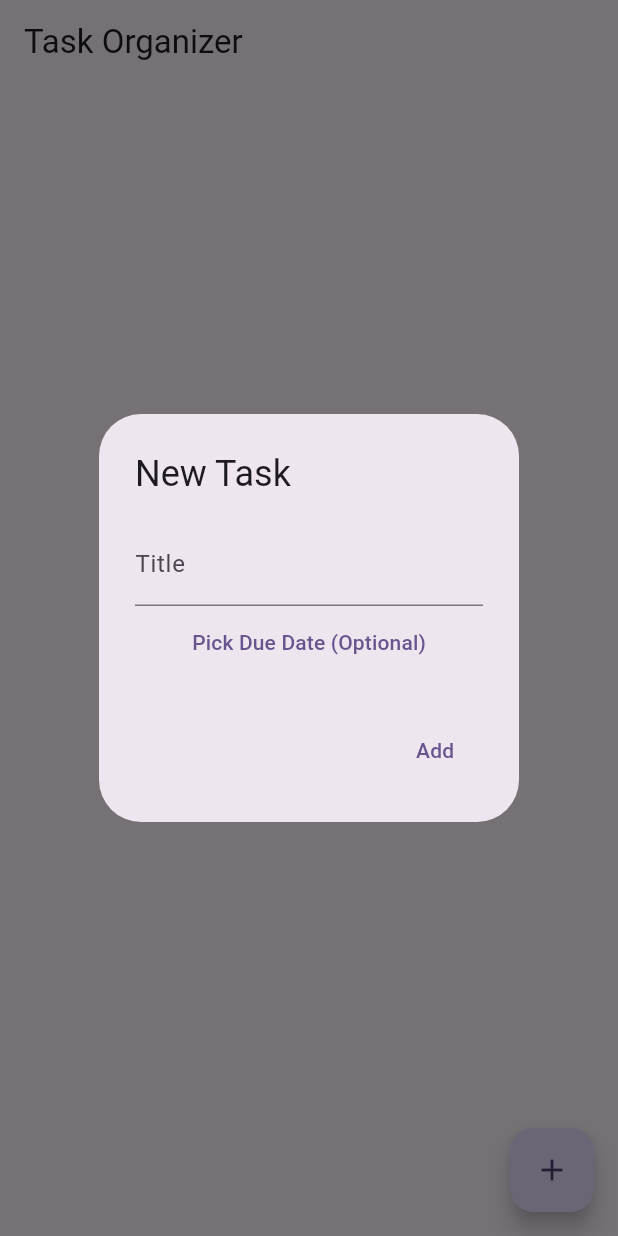
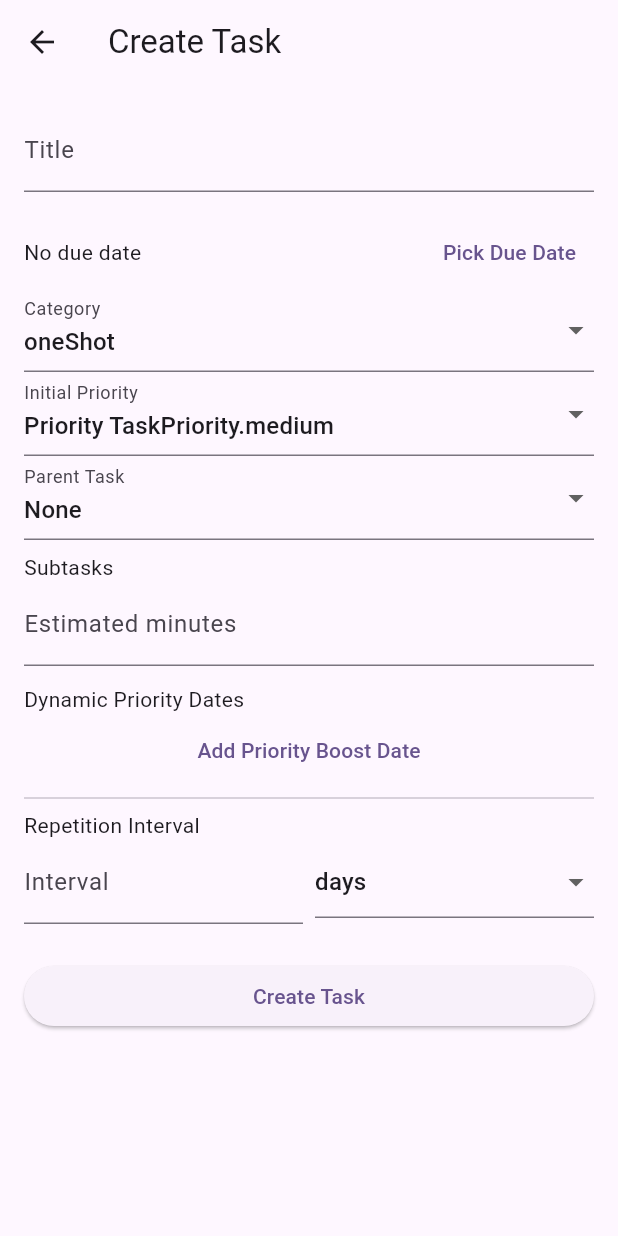
Before and after one commit to DimiJonas/organizationally, a Flutter app: the screen it shows after launch, after a tap on the "add" icon, on a phone screen of 412 x 824 dp. Run offline on Flutter 3.47's test engine with Material 3 defaults, Android fonts, the phone set to English and light mode, and no system bars; our stand-ins replace flutter_riverpod; missing offline and left inert: dart:ffi.

Commit message:
added task form and a lot of task fields

```diff
--- a/lib/task.dart
+++ b/lib/task.dart
@@ -1,11 +1,81 @@
+import 'dart:ffi';
+import 'package:uuid/uuid.dart';
+
+enum TaskCategory { repeated, oneShot, freetime }
+enum TaskPriority { low, medium, high }
+
 class Task {
   final String id;
   final String title;
   final DateTime? dueDate;
+  final TaskCategory category;
+  final TaskPriority priority;
+  final List<String> dependentTaskIds;  // tasks this task depends on
+  final String? parentTaskId;  // if this is a subtask
+  final int? estimatedTimeMinutes; // optional estimated time for task
+  final List<DateTime> dynamicPriorityChangeTimes; // when priority changes
+  final bool isCompleted;
+  final DateTime? completedAt;
+  final Duration? repeatInterval; // for repeated tasks
 
   Task({
     required this.id,
     required this.title,
     this.dueDate,
+    this.category = TaskCategory.oneShot,
+    this.priority = TaskPriority.medium,
+    this.dependentTaskIds = const [],
+    this.parentTaskId,
+    this.estimatedTimeMinutes,
+    this.dynamicPriorityChangeTimes = const [],
+    this.isCompleted = false,
+    this.completedAt,
+    this.repeatInterval,
   });
+
+  Task copyWith({
+    String? title,
+    DateTime? dueDate,
+    TaskCategory? category,
+    TaskPriority? priority,
+    List<String>? dependentTaskIds,
+    String? parentTaskId,
+    int? estimatedTimeMinutes,
+    List<DateTime>? dynamicPriorityChangeTimes,
+    bool? isCompleted,
+    DateTime? completedAt,
+    Duration? repeatInterval,
+  }) {
+    return Task(
+      id: id,
+      title: title ?? this.title,
+      dueDate: dueDate ?? this.dueDate,
+      category: category ?? this.category,
+      priority: priority ?? this.priority,
+      dependentTaskIds: dependentTaskIds ?? this.dependentTaskIds,
+      parentTaskId: parentTaskId ?? this.parentTaskId,
+      estimatedTimeMinutes: estimatedTimeMinutes ?? this.estimatedTimeMinutes,
+      dynamicPriorityChangeTimes:
+      dynamicPriorityChangeTimes ?? this.dynamicPriorityChangeTimes,
+      isCompleted: isCompleted ?? this.isCompleted,
+      completedAt: completedAt ?? this.completedAt,
+      repeatInterval: repeatInterval ?? this.repeatInterval,
+    );
+  }
+
+  Task createRepetition(){
+    // Handle repeated task logic
+
+    return Task(
+      id: const Uuid().v4(),
+      title: title,
+      category: category,
+      dueDate: DateTime.now().add(repeatInterval!),
+      repeatInterval: repeatInterval,
+      priority: priority,
+      estimatedTimeMinutes: estimatedTimeMinutes,
+    );
+    // TODO: handle update of parent and child tasks
+    // TODO: handle dynamicPriorityChangeTimes
+  }
 }
--- /dev/null
+++ b/lib/task_detail_screen.dart
@@ -0,0 +1,49 @@
+import 'package:flutter/material.dart';
+import 'package:flutter_riverpod/flutter_riverpod.dart';
+import 'package:organizationally/task_provider.dart';
+
+class TaskDetailScreen extends ConsumerWidget {
+  final String taskId;
+
+  TaskDetailScreen({required this.taskId, Key? key}) : super(key: key);
+
+  @override
+  Widget build(BuildContext context, WidgetRef ref) {
+    final task = ref.watch(taskProvider).firstWhere((t) => t.id == taskId);
+    final tasks = ref.watch(taskProvider);
+
+    final subtasks = tasks.where((t) => t.parentTaskId == task.id).toList();
+    final dependencies = tasks.where((t) => task.dependentTaskIds.contains(t.id)).toList();
+
+    return Scaffold(
+      appBar: AppBar(title: Text(task.title)),
+      body: ListView(
+        children: [
+          ListTile(title: Text('Category: ${task.category}')),
+          ListTile(title: Text('Priority: ${task.priority}')),
+          if (task.dueDate != null) ListTile(title: Text('Due: ${task.dueDate}')),
+          if (task.estimatedTimeMinutes != null)
+            ListTile(title: Text('Estimated time: ${task.estimatedTimeMinutes} min')),
+          Divider(),
+          Text('Subtasks'),
+          ...subtasks.map((sub) => ListTile(
+            title: Text(sub.title),
+            onTap: () => Navigator.push(
+              context,
+              MaterialPageRoute(builder: (_) => TaskDetailScreen(taskId: sub.id)),
+            ),
+          )),
+          Divider(),
+          Text('Dependencies'),
+          ...dependencies.map((dep) => ListTile(
+            title: Text(dep.title),
+            onTap: () => Navigator.push(
+              context,
+              MaterialPageRoute(builder: (_) => TaskDetailScreen(taskId: dep.id)),
+            ),
+          )),
+        ],
+      ),
+    );
+  }
+}
--- /dev/null
+++ b/lib/task_form_screen.dart
@@ -0,0 +1,207 @@
+import 'package:flutter/material.dart';
+import 'package:flutter_riverpod/flutter_riverpod.dart';
+import 'task_provider.dart';
+import 'task.dart';
+
+class TaskFormScreen extends ConsumerStatefulWidget {
+  const TaskFormScreen({super.key});
+
+  @override
+  ConsumerState<TaskFormScreen> createState() => _TaskFormScreenState();
+}
+
+class _TaskFormScreenState extends ConsumerState<TaskFormScreen> {
+  final _formKey = GlobalKey<FormState>();
+
+  final TextEditingController _titleController = TextEditingController();
+  DateTime? _dueDate;
+  TaskCategory _category = TaskCategory.oneShot;
+  TaskPriority _priority = TaskPriority.medium;
+  String? _parentTaskId;
+  List<String> _subtaskIds = [];
+  int? _estimatedMinutes;
+  List<DateTime> _dynamicPriorityDates = [];
+  int? _repeatIntervalValue;
+  String _repeatIntervalUnit = 'days';
+
+  void _submitForm() {
+    if (!_formKey.currentState!.validate()) return;
+
+    final task = Task(
+      id: DateTime.now().millisecondsSinceEpoch.toString(),
+      title: _titleController.text,
+      dueDate: _dueDate,
+      category: _category,
+      priority: _priority,
+      parentTaskId: _parentTaskId,
+      dependentTaskIds: _subtaskIds,
+      estimatedTimeMinutes: _estimatedMinutes,
+      dynamicPriorityChangeTimes: _dynamicPriorityDates,
+      repeatInterval: _repeatIntervalValue != null
+          ? Duration(
+          days: _repeatIntervalUnit == 'days'
+              ? _repeatIntervalValue!
+              : _repeatIntervalUnit == 'weeks'
+              ? _repeatIntervalValue! * 7
+              : _repeatIntervalValue! * 30)
+          : null,
+    );
+
+    ref.read(taskProvider.notifier).addTask(task);
+    Navigator.of(context).pop();
+  }
+
+  @override
+  Widget build(BuildContext context) {
+    final allTasks = ref.watch(taskProvider);
+
+    return Scaffold(
+      appBar: AppBar(title: const Text('Create Task')),
+      body: Padding(
+        padding: const EdgeInsets.all(16),
+        child: Form(
+          key: _formKey,
+          child: ListView(
+            children: [
+              TextFormField(
+                controller: _titleController,
+                decoration: const InputDecoration(labelText: 'Title'),
+                validator: (value) => value == null || value.isEmpty ? 'Enter a title' : null,
+              ),
+              const SizedBox(height: 16),
+              Row(
+                children: [
+                  Text(_dueDate != null
+                      ? 'Due: ${_dueDate!.toLocal().toString().split(' ')[0]}'
+                      : 'No due date'),
+                  const Spacer(),
+                  TextButton(
+                    child: const Text('Pick Due Date'),
+                    onPressed: () async {
+                      final picked = await showDatePicker(
+                        context: context,
+                        initialDate: DateTime.now(),
+                        firstDate: DateTime(2020),
+                        lastDate: DateTime(2100),
+                      );
+                      if (picked != null) {
+                        setState(() => _dueDate = picked);
+                      }
+                    },
+                  ),
+                ],
+              ),
+              DropdownButtonFormField<TaskCategory>(
+                value: _category,
+                decoration: const InputDecoration(labelText: 'Category'),
+                items: TaskCategory.values
+                    .map((c) => DropdownMenuItem(value: c, child: Text(c.name)))
+                    .toList(),
+                onChanged: (value) => setState(() => _category = value!),
+              ),
+              DropdownButtonFormField<TaskPriority>(
+                value: _priority,
+                decoration: const InputDecoration(labelText: 'Initial Priority'),
+                items: TaskPriority.values
+                    .map((p) => DropdownMenuItem(value: p, child: Text('Priority $p')))
+                    .toList(),
+                onChanged: (value) => setState(() => _priority = value!),
+              ),
+              DropdownButtonFormField<String>(
+                value: _parentTaskId,
+                decoration: const InputDecoration(labelText: 'Parent Task'),
+                items: [
+                  const DropdownMenuItem(value: null, child: Text('None')),
+                  ...allTasks.map((t) => DropdownMenuItem(value: t.id, child: Text(t.title)))
+                ],
+                onChanged: (value) => setState(() => _parentTaskId = value),
+              ),
+              const SizedBox(height: 8),
+              const Text('Subtasks'),
+              ...allTasks.map((t) {
+                return CheckboxListTile(
+                  title: Text(t.title),
+                  value: _subtaskIds.contains(t.id),
+                  onChanged: (checked) {
+                    setState(() {
+                      if (checked == true) {
+                        _subtaskIds.add(t.id);
+                      } else {
+                        _subtaskIds.remove(t.id);
+                      }
+                    });
+                  },
+                );
+              }),
+              TextFormField(
+                decoration: const InputDecoration(labelText: 'Estimated minutes'),
+                keyboardType: TextInputType.number,
+                onChanged: (value) {
+                  final parsed = int.tryParse(value);
+                  _estimatedMinutes = parsed;
+                },
+              ),
+              const SizedBox(height: 12),
+              const Text('Dynamic Priority Dates'),
+              Wrap(
+                spacing: 8,
+                children: _dynamicPriorityDates
+                    .map((d) => Chip(
+                  label: Text(d.toLocal().toString().split(' ')[0]),
+                  onDeleted: () {
+                    setState(() => _dynamicPriorityDates.remove(d));
+                  },
+                ))
+                    .toList(),
+              ),
+              TextButton(
+                child: const Text('Add Priority Boost Date'),
+                onPressed: () async {
+                  final picked = await showDatePicker(
+                    context: context,
+                    initialDate: DateTime.now(),
+                    firstDate: DateTime(2020),
+                    lastDate: DateTime(2100),
+                  );
+                  if (picked != null) {
+                    setState(() => _dynamicPriorityDates.add(picked));
+                  }
+                },
+              ),
+              const Divider(),
+              const Text('Repetition Interval'),
+              Row(
+                children: [
+                  Expanded(
+                    child: TextFormField(
+                      decoration: const InputDecoration(labelText: 'Interval'),
+                      keyboardType: TextInputType.number,
+                      onChanged: (val) {
+                        _repeatIntervalValue = int.tryParse(val);
+                      },
+                    ),
+                  ),
+                  const SizedBox(width: 8),
+                  Expanded(
+                    child: DropdownButtonFormField<String>(
+                      value: _repeatIntervalUnit,
+                      items: ['days', 'weeks', 'months']
+                          .map((u) => DropdownMenuItem(value: u, child: Text(u)))
+                          .toList(),
+                      onChanged: (val) => setState(() => _repeatIntervalUnit = val!),
+                    ),
+                  ),
+                ],
+              ),
+              const SizedBox(height: 24),
+              ElevatedButton(
+                onPressed: _submitForm,
+                child: const Text('Create Task'),
+              ),
+            ],
+          ),
+        ),
+      ),
+    );
+  }
+}
--- a/lib/task_list_screen.dart
+++ b/lib/task_list_screen.dart
@@ -1,56 +1,105 @@
 import 'package:flutter/material.dart';
 import 'package:flutter_riverpod/flutter_riverpod.dart';
+import 'package:organizationally/task_detail_screen.dart';
+import 'package:organizationally/task_form_screen.dart';
 import 'package:uuid/uuid.dart';
 import 'task_provider.dart';
 import 'task.dart';
 
-class TaskListScreen extends ConsumerWidget {
-  final _uuid = Uuid();
-
-  TaskListScreen({super.key});
+class TaskListScreen extends ConsumerStatefulWidget {
+  const TaskListScreen({super.key});
 
   @override
-  Widget build(BuildContext context, WidgetRef ref) {
+  ConsumerState<TaskListScreen> createState() => _TaskListScreenState();
+}
+
+class _TaskListScreenState extends ConsumerState<TaskListScreen> {
+  final _uuid = Uuid();
+  bool _initialized = false;
+
+  @override
+  void didChangeDependencies() {
+    super.didChangeDependencies();
+    if (!_initialized) {
+      WidgetsBinding.instance.addPostFrameCallback((_) {
+        ref.read(taskProvider.notifier).updatePriorities();
+        ref.read(taskProvider.notifier).carryOverTasks();
+      });
+      _initialized = true;
+    }
+  }
+
+  @override
+  Widget build(BuildContext context) {
     final tasks = ref.watch(taskProvider);
-    final today = DateTime.now();
 
     return Scaffold(
       appBar: AppBar(title: Text('Task Organizer')),
       body: ListView(
         children: tasks.map((task) {
-          final dueSoon = task.dueDate != null &&
-              task.dueDate!.isAfter(today) &&
-              task.dueDate!.difference(today).inDays <= 3;
 
-          return ListTile(
-            title: Text(task.title),
-            subtitle: task.dueDate != null
-                ? Text(
-                'Due: ${task.dueDate!.toLocal().toString().split(' ')[0]}${dueSoon ? " (Soon!)" : ""}')
-                : null,
-            trailing: IconButton(
-              icon: Icon(Icons.delete),
-              onPressed: () =>
-                  ref.read(taskProvider.notifier).removeTask(task.id),
+          return GestureDetector(
+            onLongPress: () => _showEditTaskDialog(context, ref, task),
+            onTap: () => Navigator.push(
+              context,
+              MaterialPageRoute(
+                builder: (_) => TaskDetailScreen(taskId: task.id),
+              ),
+            ),
+            child: CheckboxListTile(
+              title: Text(task.title),
+              subtitle: Text(_buildSubtitle(task)),
+              value: task.isCompleted,
+              onChanged: (_) {
+                ref.read(taskProvider.notifier).markTaskCompleted(task.id);
+              },
+              secondary: IconButton(
+                icon: Icon(Icons.info_outline),
+                onPressed: () {
+                  Navigator.push(
+                    context,
+                    MaterialPageRoute(
+                      builder: (_) => TaskDetailScreen(taskId: task.id),
+                    ),
+                  );
+                },
+              ),
             ),
           );
         }).toList(),
       ),
       floatingActionButton: FloatingActionButton(
-        onPressed: () => _showAddTaskDialog(context, ref),
-        child: Icon(Icons.add),
+        onPressed: () {
+          Navigator.push(
+            context,
+            MaterialPageRoute(builder: (_) => const TaskFormScreen()),
+          );
+        },
+        child: const Icon(Icons.add),
       ),
     );
   }
 
-  void _showAddTaskDialog(BuildContext context, WidgetRef ref) {
-    final titleController = TextEditingController();
-    DateTime? selectedDate;
+  String _buildSubtitle(Task task) {
+    final buffer = StringBuffer();
+    if (task.dueDate != null) {
+      buffer.write("Due: ${task.dueDate!.toLocal().toString().split(' ')[0]} ");
+    }
+    if (task.estimatedTimeMinutes != null) {
+      buffer.write("• Est: ${task.estimatedTimeMinutes} min ");
+    }
+    buffer.write("• Priority: ${task.priority.name}");
+    return buffer.toString();
+  }
+
+  void _showEditTaskDialog(BuildContext context, WidgetRef ref, Task task) {
+    final titleController = TextEditingController(text: task.title);
+    DateTime? selectedDate = task.dueDate;
 
     showDialog(
       context: context,
       builder: (context) => AlertDialog(
-        title: Text('New Task'),
+        title: Text('Edit Task'),
         content: Column(
           mainAxisSize: MainAxisSize.min,
           children: [
@@ -59,11 +108,11 @@ class TaskListScreen extends ConsumerWidget {
               decoration: InputDecoration(labelText: 'Title'),
             ),
             TextButton(
-              child: Text('Pick Due Date (Optional)'),
+              child: Text('Change Due Date'),
               onPressed: () async {
                 final picked = await showDatePicker(
                   context: context,
-                  initialDate: DateTime.now(),
+                  initialDate: selectedDate ?? DateTime.now(),
                   firstDate: DateTime(2020),
                   lastDate: DateTime(2100),
                 );
@@ -76,14 +125,13 @@ class TaskListScreen extends ConsumerWidget {
         ),
         actions: [
           TextButton(
-            child: Text('Add'),
+            child: Text('Update'),
             onPressed: () {
-              final task = Task(
-                id: _uuid.v4(),
+              final updatedTask = task.copyWith(
                 title: titleController.text,
                 dueDate: selectedDate,
               );
-              ref.read(taskProvider.notifier).addTask(task);
+              ref.read(taskProvider.notifier).updateTask(updatedTask);
               Navigator.of(context).pop();
             },
           ),
@@ -91,4 +139,5 @@ class TaskListScreen extends ConsumerWidget {
       ),
     );
   }
+
 }
--- a/lib/task_provider.dart
+++ b/lib/task_provider.dart
@@ -1,17 +1,86 @@
 import 'package:flutter_riverpod/flutter_riverpod.dart';
+import 'package:uuid/uuid.dart';
 import 'task.dart';
+
+enum DurationUnit { day, week, month }
 
 class TaskNotifier extends StateNotifier<List<Task>> {
   TaskNotifier() : super([]);
 
   void addTask(Task task) {
+    // TODO: possibly put this in a hashmap for faster search usw. or some other data structure for when the list of tasks grows
     state = [...state, task];
   }
 
   void removeTask(String id) {
     state = state.where((t) => t.id != id).toList();
   }
+
+  void updateTask(Task updatedTask) {
+    state = [
+      for (final task in state)
+        if (task.id == updatedTask.id) updatedTask else task,
+    ];
+  }
+
+  void markTaskCompleted(String id) {
+    final task = state.firstWhere((t) => t.id == id);
+    final completedTask = task.copyWith(
+      isCompleted: true,
+      completedAt: DateTime.now(),
+    );
+
+    updateTask(completedTask);
+
+    if (task.category == TaskCategory.repeated && task.repeatInterval != null) {
+      addTask(task.createRepetition());
+    }
+  }
+
+  void carryOverTasks() {
+    final now = DateTime.now();
+    state = state.map((task) {
+      if (!task.isCompleted &&
+          task.dueDate != null &&
+          task.dueDate!.isBefore(now)) {
+        return task.copyWith(dueDate: now);
+      }
+      return task;
+    }).toList();
+  }
+
+  void updatePriorities() {
+    final now = DateTime.now();
+    state = state.map((task) {
+      if (!task.isCompleted && task.dueDate != null) {
+        final daysLeft = task.dueDate!.difference(now).inDays;
+        final updatedPriority = daysLeft <= 1
+            ? TaskPriority.high
+            : daysLeft <= 3
+            ? TaskPriority.medium
+            : TaskPriority.low;
+        return task.copyWith(priority: updatedPriority);
+      }
+      return task;
+    }).toList();
+  }
 }
+
+Duration durationBetweenDates(DateTime start, DateTime end) {
+  return end.difference(start);
+}
+
+Duration userInputToDurationEnum(int value, DurationUnit unit) {
+  switch (unit) {
+    case DurationUnit.day:
+      return Duration(days: value);
+    case DurationUnit.week:
+      return Duration(days: 7 * value);
+    case DurationUnit.month:
+      return Duration(days: 30 * value);
+  }
+}
+
 
 final taskProvider = StateNotifierProvider<TaskNotifier, List<Task>>((ref) {
   return TaskNotifier();
```
